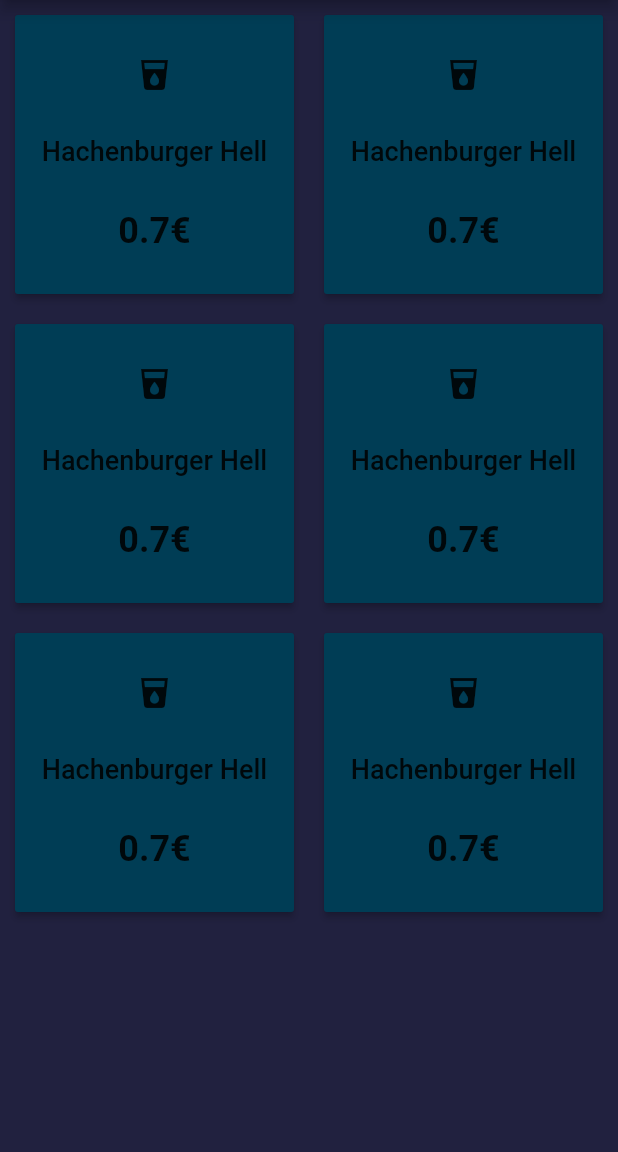
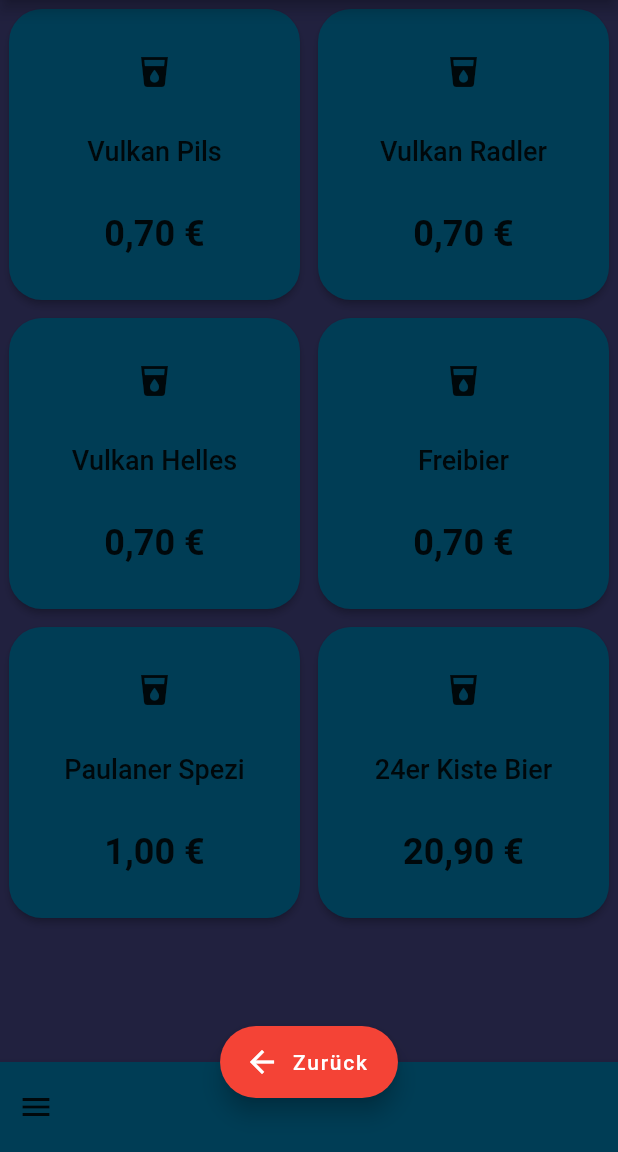
Before and after one commit to mafihw/dpsg_getraenke_app, a Flutter app: the DrinkScreen screen opened directly, on a phone screen of 412 x 824 dp, the part 84-1236 px from its top. Run offline on Flutter 3.47's test engine with Material 2 defaults, Android fonts, the phone set to English and light mode, and no system bars; our stand-ins replace font_awesome_flutter.

Commit message:
moved bottom app bar to separate file and restyled the drink screen

```diff
--- a/lib/screens/drink_screen.dart
+++ b/lib/screens/drink_screen.dart
@@ -1,5 +1,7 @@
 import 'package:dpsg_app/shared/colors.dart';
 import 'package:dpsg_app/shared/custom_app_bar.dart';
+import 'package:dpsg_app/shared/custom_bottom_bar.dart';
+import 'package:dpsg_app/shared/custom_drawer.dart';
 import 'package:flutter/material.dart';
 
 class DrinkScreen extends StatefulWidget {
@@ -15,9 +17,11 @@
     List<Widget> drinkCards = [];
     drinks.forEach(
       (element) {
-        drinkCards.add(Padding(
-          padding: const EdgeInsets.all(10),
-          child: MaterialButton(
+        drinkCards.add(
+          MaterialButton(
+            shape: const RoundedRectangleBorder(
+              borderRadius: BorderRadius.all(Radius.circular(22)),
+            ),
             child: Column(
               mainAxisAlignment: MainAxisAlignment.spaceEvenly,
               children: [
@@ -30,7 +34,7 @@
                   ),
                 ),
                 Text(
-                  element.price.toString() + "€",
+                  element.price.toStringAsFixed(2).replaceAll('.', ',') + " €",
                   style: const TextStyle(
                       fontSize: 24, fontWeight: FontWeight.bold),
                 )
@@ -45,16 +49,30 @@
             }),
             color: kMainColor,
           ),
-        ));
+        );
       },
     );
     return Scaffold(
-      appBar: CustomAppBar(appBarTitle: 'Getränke'),
+      appBar: CustomAppBar(appBarTitle: "Getränke"),
+      drawer: CustomDrawer(),
       body: GridView.count(
+        padding: const EdgeInsets.all(6),
+        crossAxisSpacing: 12,
+        mainAxisSpacing: 12,
         crossAxisCount: 2,
         children: drinkCards,
       ),
       backgroundColor: kBackgroundColor,
+      bottomNavigationBar: CustomBottomBar(),
+      floatingActionButton: FloatingActionButton.extended(
+        backgroundColor: kSecondaryColor,
+        onPressed: () {
+          Navigator.pop(context);
+        },
+        icon: const Icon(Icons.arrow_back),
+        label: const Text("Zurück"),
+      ),
+      floatingActionButtonLocation: FloatingActionButtonLocation.centerDocked,
     );
   }
 }
@@ -162,38 +180,38 @@
 List<Drink> drinks = [
   Drink(
     id: 1,
-    name: "Hachenburger Hell",
+    name: "Vulkan Pils",
     icon: const Icon(Icons.local_drink),
     price: 0.70,
   ),
   Drink(
     id: 1,
-    name: "Hachenburger Hell",
+    name: "Vulkan Radler",
     icon: const Icon(Icons.local_drink),
     price: 0.70,
   ),
   Drink(
     id: 1,
-    name: "Hachenburger Hell",
+    name: "Vulkan Helles",
     icon: const Icon(Icons.local_drink),
     price: 0.70,
   ),
   Drink(
     id: 1,
-    name: "Hachenburger Hell",
+    name: "Freibier",
     icon: const Icon(Icons.local_drink),
     price: 0.70,
   ),
   Drink(
     id: 1,
-    name: "Hachenburger Hell",
+    name: "Paulaner Spezi",
     icon: const Icon(Icons.local_drink),
-    price: 0.70,
+    price: 1.0,
   ),
   Drink(
     id: 1,
-    name: "Hachenburger Hell",
+    name: "24er Kiste Bier",
     icon: const Icon(Icons.local_drink),
-    price: 0.70,
+    price: 20.90,
   ),
 ];
--- a/lib/screens/home_screen.dart
+++ b/lib/screens/home_screen.dart
@@ -2,6 +2,7 @@
 import 'package:dpsg_app/screens/welcome_screen.dart';
 import 'package:dpsg_app/shared/colors.dart';
 import 'package:dpsg_app/shared/custom_app_bar.dart';
+import 'package:dpsg_app/shared/custom_bottom_bar.dart';
 import 'package:dpsg_app/shared/custom_drawer.dart';
 import 'package:flutter/material.dart';
 import 'package:font_awesome_flutter/font_awesome_flutter.dart';
@@ -21,34 +22,7 @@
       appBar: CustomAppBar(appBarTitle: 'DPSG Gladbach Getränke'),
       drawer: CustomDrawer(),
       body: WelcomeScreen(),
-      bottomNavigationBar: BottomAppBar(
-        child: SizedBox(
-          height: 60,
-          child: Row(
-            mainAxisAlignment: MainAxisAlignment.spaceBetween,
-            children: [
-              Builder(
-                builder: ((context) => IconButton(
-                      icon: const Icon(
-                        Icons.menu,
-                      ),
-                      onPressed: () {
-                        Scaffold.of(context).openDrawer();
-                      },
-                    )),
-              ),
-              IconButton(
-                icon: const Icon(
-                  Icons.person,
-                ),
-                onPressed: () {},
-              ),
-            ],
-          ),
-        ),
-        elevation: 5,
-        color: kMainColor,
-      ),
+      bottomNavigationBar: CustomBottomBar(),
       floatingActionButton: FloatingActionButton.extended(
         backgroundColor: kSecondaryColor,
         onPressed: () {
--- /dev/null
+++ b/lib/shared/custom_bottom_bar.dart
@@ -0,0 +1,30 @@
+import 'package:dpsg_app/shared/colors.dart';
+import 'package:flutter/material.dart';
+
+class CustomBottomBar extends StatelessWidget {
+  const CustomBottomBar({Key? key}) : super(key: key);
+  @override
+  Widget build(BuildContext context) {
+    return BottomAppBar(
+      child: SizedBox(
+        height: 60,
+        child: Row(
+          mainAxisAlignment: MainAxisAlignment.spaceBetween,
+          children: [
+            Builder(
+                builder: ((context) => IconButton(
+                      icon: const Icon(
+                        Icons.menu,
+                      ),
+                      onPressed: () {
+                        Scaffold.of(context).openDrawer();
+                      },
+                    ))),
+          ],
+        ),
+      ),
+      elevation: 5,
+      color: kMainColor,
+    );
+  }
+}
```
